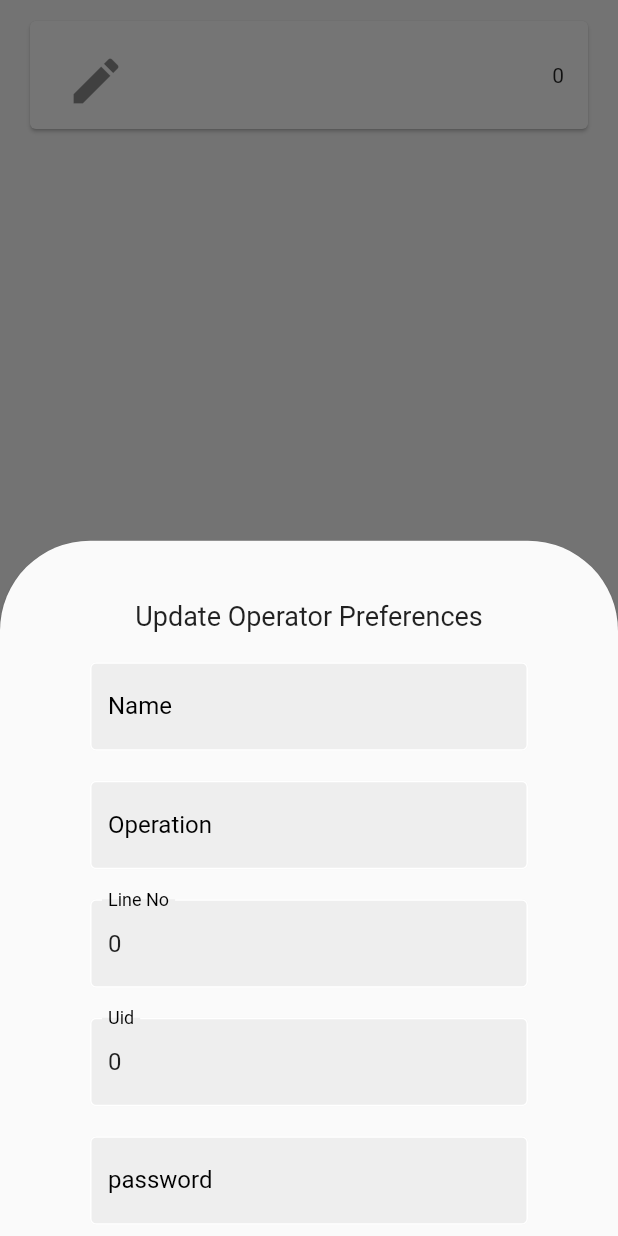
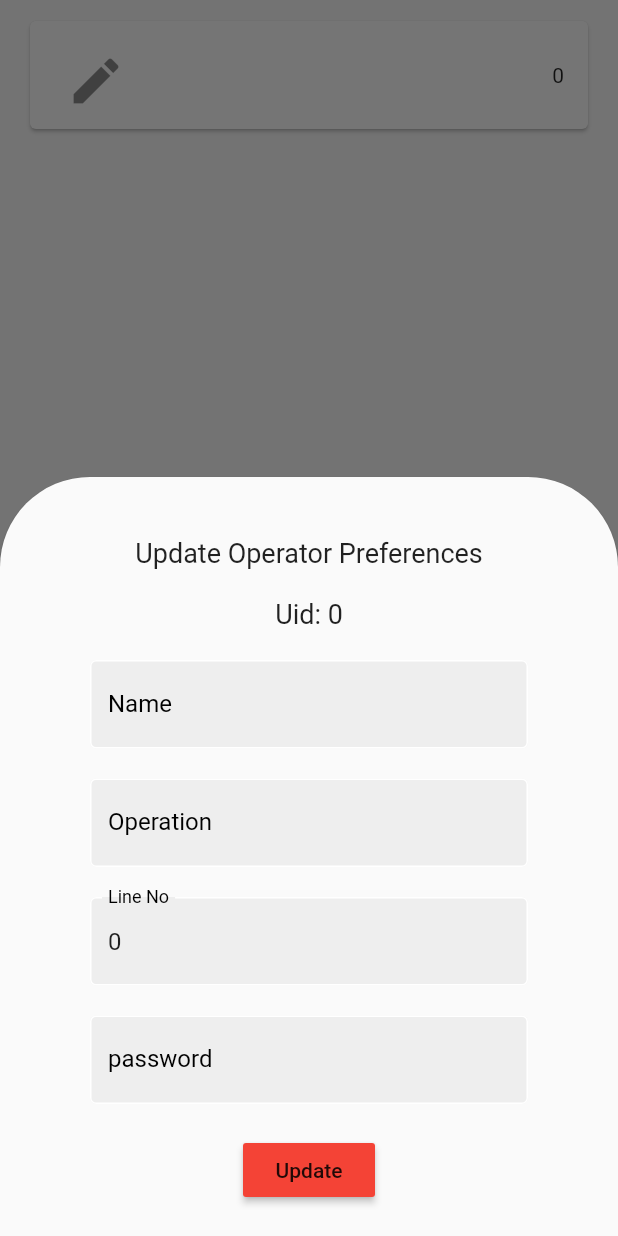
Before and after one commit to sambitraze/AARVI_TEXTILES, a Flutter app: the WorkerTile widget shown alone on an empty page, opened directly with empty values, after a tap on the "edit" icon, on a phone screen of 412 x 824 dp. Run offline on Flutter 3.47's test engine with Material 2 defaults, Android fonts, the phone set to English and light mode, and no system bars; our stand-ins replace cloud_firestore, datetime_picker_formfield, file_picker, firebase_auth, firebase_storage, flutter_datetime_picker and 1 more; missing offline and left inert: custom_splash; accounts and stored records are empty.

```diff
--- a/lib/Screens/DashboardMang/workerTile.dart
+++ b/lib/Screens/DashboardMang/workerTile.dart
@@ -20,6 +20,7 @@ class WorkerTile extends StatelessWidget {
   Widget build(BuildContext context) {
     void _showSettingsPanel() {
       showModalBottomSheet(
+        isScrollControlled: true,
         elevation: 1.0,
         shape: RoundedRectangleBorder(
           borderRadius: BorderRadius.vertical(
@@ -28,7 +29,8 @@ class WorkerTile extends StatelessWidget {
         ),
         context: context,
         builder: (context) {
-          return Container(
+          return SingleChildScrollView(
+            child: Container(
               padding: EdgeInsets.symmetric(horizontal: 60.0, vertical: 20.0),
               child: Form(
                 key: _formKey,
@@ -36,6 +38,11 @@ class WorkerTile extends StatelessWidget {
                   SizedBox(height: 20.0),
                   Text(
                     'Update Operator Preferences',
+                    style: TextStyle(fontSize: 18.0),
+                  ),
+                  SizedBox(height: 20.0),
+                  Text(
+                    'Uid: ' + worker.uid.toString(),
                     style: TextStyle(fontSize: 18.0),
                   ),
                   SizedBox(height: 20.0),
@@ -49,7 +56,8 @@ class WorkerTile extends StatelessWidget {
                   TextFormField(
                     initialValue: worker.operation,
                     decoration: TextFieldDec.inputDec('Operation'),
-                  validator: (value) => value.isEmpty ? 'Enter a Operation' : null,
+                    validator: (value) =>
+                        value.isEmpty ? 'Enter a Operation' : null,
                     onChanged: (value) => worker.operation = value,
                   ),
                   SizedBox(height: 20.0),
@@ -57,27 +65,37 @@ class WorkerTile extends StatelessWidget {
                     keyboardType: TextInputType.number,
                     initialValue: worker.lineno.toString(),
                     decoration: TextFieldDec.inputDec('Line No'),
-                  validator: (value) => value.isEmpty ? 'Enter a Line No' : null,
+                    validator: (value) =>
+                        value.isEmpty ? 'Enter a Line No' : null,
                     onChanged: (value) => worker.lineno = int.parse(value),
                   ),
-                SizedBox(height: 20.0),
-                TextFormField(
-                  keyboardType: TextInputType.number,
-                  initialValue: worker.uid.toString(),
-                  decoration: TextFieldDec.inputDec('Uid'),
-                  validator: (value) => value.isEmpty ? 'Enter a Uid' : null,
-                  onChanged: (value) => worker.uid = int.parse(value),
-                ),
+                  // SizedBox(height: 20.0),
+                  // TextFormField(
+                  //   keyboardType: TextInputType.number,
+                  //   initialValue: worker.uid.toString(),
+                  //   decoration: TextFieldDec.inputDec('Uid'),
+                  //   validator: (value) => value.isEmpty ? 'Enter a Uid' : null,
+                  //   onChanged: (value) => worker.uid = int.parse(value),
+                  // ),
                   SizedBox(height: 20.0),
                   TextFormField(
                     keyboardType: TextInputType.visiblePassword,
                     initialValue: worker.password,
                     decoration: TextFieldDec.inputDec('password'),
-                  validator: (value) => value.isEmpty ? 'Enter a password' : null,
+                    validator: (value) =>
+                        value.isEmpty ? 'Enter a password' : null,
                     onChanged: (value) => worker.password = value,
                   ),
 
+                  SizedBox(height: 20.0),
+                  MaterialButton(
+                      color: Colors.red,
+                      child: Text('Update'),
+                      onPressed: () {
+                        worker.updateWorkerData();
+                      })
                 ]),
+              ),
             ),
           );
         },
```
Also changed, not shown: lib/models/Worker.dart (+16 -0 lines). Lines whose indentation alone changed are shown as unchanged.
